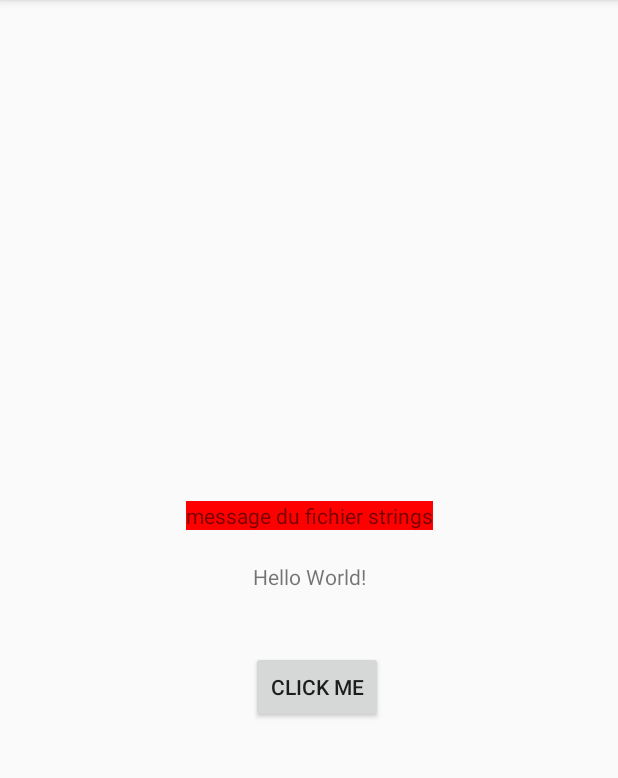
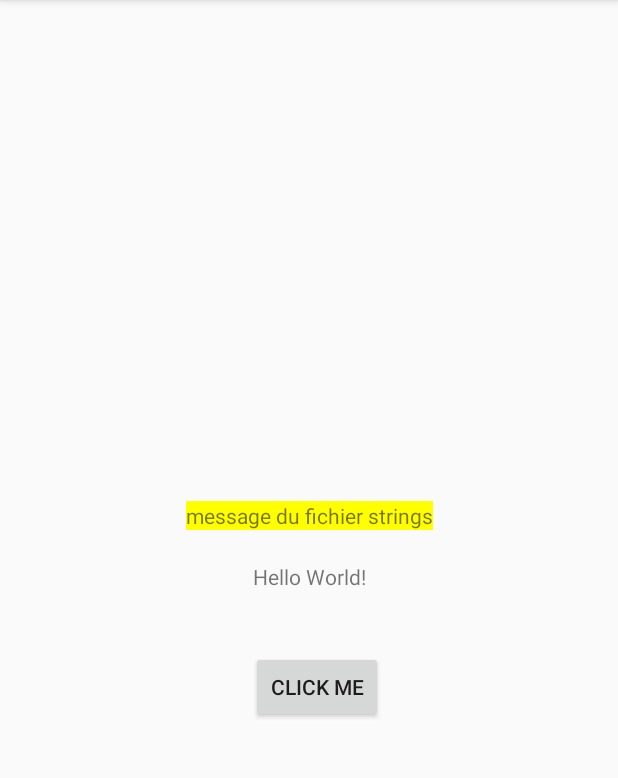
Before and after one commit to ranfang19/Fang_tp03, an Android app: the screen it shows after launch (MainActivity), after a tap on "CLICK ME", on a phone screen of 412 x 824 dp, the part 84-862 px from its top. Run offline under Robolectric (Android 15) with nearby library versions, the phone set to English and light mode, and no system bars.

```diff
--- a/app/src/main/java/if26/utt/fr/MainActivity.java
+++ b/app/src/main/java/if26/utt/fr/MainActivity.java
@@ -22,7 +22,7 @@ public class MainActivity extends AppCompatActivity {
         tx.setText(message);
 
         Button bt = (Button) findViewById(R.id.myButton); bt.setOnClickListener(new View.OnClickListener() {
-            public void onClick(View v) { tx.setBackgroundColor(Color.RED);
+            public void onClick(View v) { tx.setBackgroundColor(Color.YELLOW);
             } });
 
     }
```
